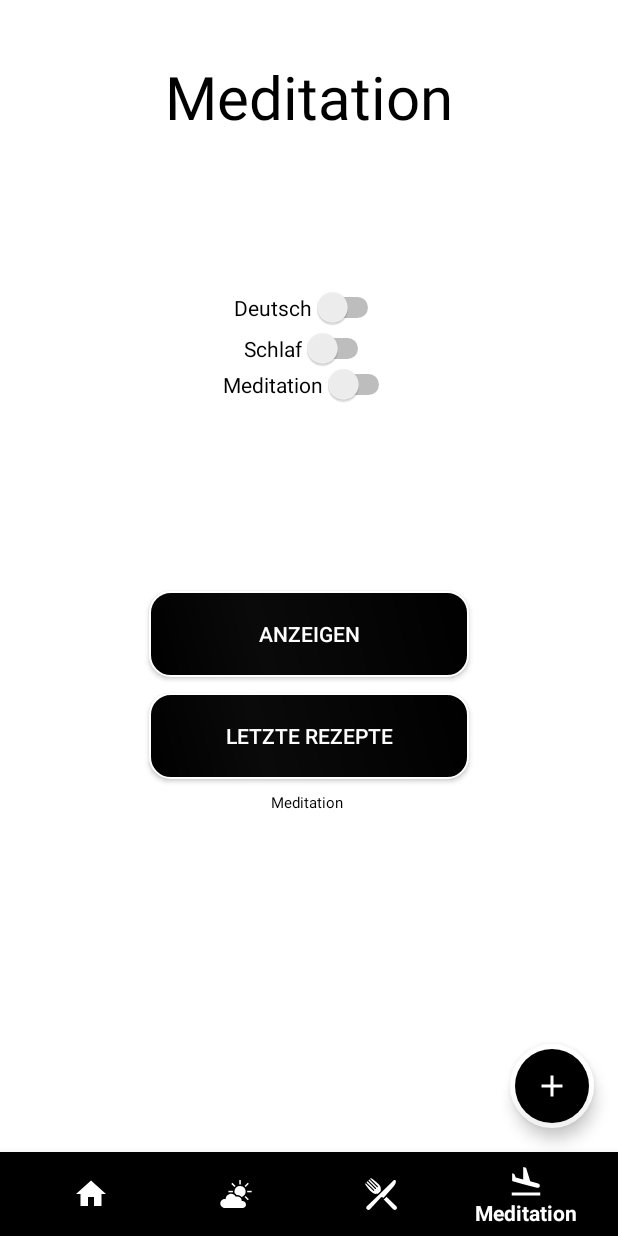
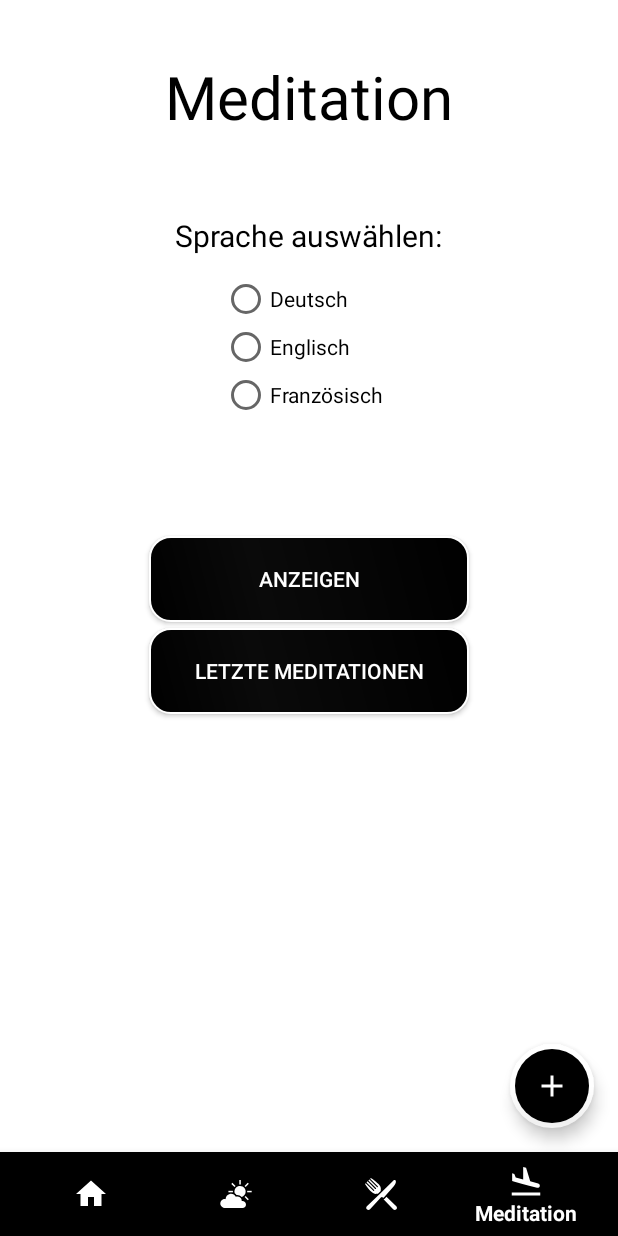
Before and after one commit to Anthony1198/HomeBalance, an Android app: the MainActivity screen opened directly, with no data from a screen before it, item 4 of the bottom bar chosen, on a phone screen of 412 x 824 dp. Run offline under Robolectric (Android 15) with nearby library versions, the phone set to English and light mode, and no system bars; our stand-ins replace Picasso; pictures from the network do not load; 2 statements that could not run were skipped.

Commit message:
Meditation komplett fertiggestellt

```diff
--- /dev/null
+++ b/app/src/main/java/com/example/HomeBalance/DatenbankHelferMeditation.java
@@ -0,0 +1,115 @@
+package com.example.HomeBalance;
+
+import android.content.ContentValues;
+import android.content.Context;
+import android.database.Cursor;
+import android.database.sqlite.SQLiteDatabase;
+import android.database.sqlite.SQLiteOpenHelper;
+import android.util.Log;
+
+/**
+ * Datenbankklasse für die Daten der Frau
+ */
+
+public class DatenbankHelferMeditation extends SQLiteOpenHelper {
+
+    /**
+     * Variablen Deklaration
+     */
+
+    private static final String TABLE_NAME = "Mediationsdaten";
+    private static final String COL1 = "ID";
+    private static final String COL2 = "audio1title";
+    private static final String COL3 = "audio1image";
+    private static final String COL4 = "audio1audio";
+    private static final String COL5 = "audio2title";
+    private static final String COL6 = "audio2image";
+    private static final String COL7 = "audio2audio";
+    private static final String COL8 = "audio3title";
+    private static final String COL9 = "audio3image";
+    private static final String COL10 = "audio3audio";
+
+    private static final String TAG = "DatenbankEingabe";
+
+
+    public DatenbankHelferMeditation(Context context) {
+        super(context, TABLE_NAME, null, 1);
+    }
+
+    @Override
+    public void onCreate(SQLiteDatabase db) {
+        String createTable = "CREATE TABLE " + TABLE_NAME + " (ID INTEGER PRIMARY KEY AUTOINCREMENT, " +
+                COL2 + " TEXT," + COL3 + " TEXT," + COL4 + " TEXT," + COL5 + " TEXT," + COL6 + " TEXT,"+ COL7 + " TEXT,"+ COL8 + " TEXT,"+ COL9 + " TEXT," + COL10 + " TEXT)";
+        db.execSQL(createTable);
+    }
+
+    @Override
+    public void onUpgrade(SQLiteDatabase db, int i, int i1) {
+        db.execSQL("DROP IF TABLE EXISTS " + TABLE_NAME);
+        onCreate(db);
+    }
+
+    /**
+     * Fügt die mitgegeben Daten in die Datenbank hinzu
+     * @return Boolean ob Daten erfolgreich gespeichert wurden
+     */
+
+    public boolean addData(String item, String item2, String item3, String item4, String item5, String item6, String item7, String item8, String item9) {
+        SQLiteDatabase db = this.getWritableDatabase();
+        ContentValues contentValues = new ContentValues();
+        contentValues.put(COL2, item);
+        contentValues.put(COL3, item2);
+        contentValues.put(COL4, item3);
+        contentValues.put(COL5, item4);
+        contentValues.put(COL6, item5);
+        contentValues.put(COL7, item6);
+        contentValues.put(COL8, item7);
+        contentValues.put(COL9, item8);
+        contentValues.put(COL10, item9);
+
+
+        Log.d(TAG, "addData: Adding " + item + " to " + TABLE_NAME);
+
+        long result = db.insert(TABLE_NAME, null, contentValues);
+
+        //if date as inserted incorrectly it will return -1
+        if (result == -1) {
+            return false;
+        } else {
+            return true;
+        }
+    }
+
+    /**
+     * Gibt alle Daten zurück von der Datenbank
+     * @return Cursor-Objekt mit Datenbank-Daten
+     */
+    public Cursor getData(){
+        SQLiteDatabase db = this.getWritableDatabase();
+        String query = "SELECT * FROM " + TABLE_NAME;
+        Cursor data = db.rawQuery(query, null);
+        return data;
+    }
+
+    /**
+     * Zählt Anzahl der Tabellen-Zeilen
+     * @return Anzahl Zeilen
+     */
+    public int getRowsCount() {
+        String countQuery = "SELECT  * FROM " + TABLE_NAME;
+        SQLiteDatabase db = this.getReadableDatabase();
+        Cursor cursor = db.rawQuery(countQuery, null);
+        int count = cursor.getCount();
+        cursor.close();
+        return count;
+    }
+
+
+    /**
+     * Datenbank wird gelöscht
+     */
+    public void löscheDB() {
+        SQLiteDatabase db = this.getWritableDatabase();
+        db.execSQL("delete from "+ TABLE_NAME);
+    }
+}
--- a/app/src/main/java/com/example/HomeBalance/MainActivity.java
+++ b/app/src/main/java/com/example/HomeBalance/MainActivity.java
@@ -51,13 +51,13 @@ public class MainActivity extends AppCompatActivity {
                             selectedFragment = new HomeFragment();
                             break;
                         case R.id.nav_meditation:
-                            selectedFragment = new MeditationFragment();
+                            selectedFragment = new MeditationSucheFragment();
                             break;
                         case R.id.nav_wetter:
                             selectedFragment = new WetterFragment();
                             break;
                         case R.id.nav_rezepte:
-                            selectedFragment = new RezepteEinstellungenFragment();
+                            selectedFragment = new RezepteSucheFragment();
                             break;
 
                     }
--- a/app/src/main/java/com/example/HomeBalance/MeditationFragment.java
+++ b/app/src/main/java/com/example/HomeBalance/MeditationSucheFragment.java
@@ -1,18 +1,24 @@
 package com.example.HomeBalance;
 
 import android.content.Context;
+import android.content.Intent;
 import android.net.ConnectivityManager;
+import android.net.Uri;
 import android.os.Bundle;
 import android.view.LayoutInflater;
 import android.view.View;
 import android.view.ViewGroup;
 import android.widget.Button;
+import android.widget.ImageButton;
+import android.widget.RadioButton;
 import android.widget.TextView;
 import android.widget.Toast;
 
 import androidx.annotation.NonNull;
 import androidx.annotation.Nullable;
 import androidx.fragment.app.Fragment;
+
+import com.squareup.picasso.Picasso;
 
 import org.json.JSONArray;
 import org.json.JSONObject;
@@ -23,20 +29,33 @@ import java.io.InputStreamReader;
 import java.net.HttpURLConnection;
 import java.net.URL;
 
-public class MeditationFragment extends Fragment {
+public class MeditationSucheFragment extends Fragment {
 
     Button anzeigenNeue2, anzeigenLetzte2;
-    String urlMitName, line;
-    TextView test;
+    String urlMitName;
+    RadioButton radioDeutsch, radioEnglisch, radioFranz;
+    String [] audio1, audio2, audio3;
+    Boolean deutschBoolean, englischBoolean, franzBoolean;
+    DatenbankHelferMeditation datenbankMeditation;
 
     @Nullable
     @Override
     public View onCreateView(@NonNull LayoutInflater inflater, @Nullable ViewGroup container, @Nullable Bundle savedInstanceState) {
-        View view = inflater.inflate(R.layout.fragment_meditation, container, false);
+        View view = inflater.inflate(R.layout.fragment_meditationsuche, container, false);
 
-        test = (TextView) view.findViewById(R.id.test);
+        datenbankMeditation = new DatenbankHelferMeditation(getActivity());
+
+        audio1 = new String[3];
+        audio2 = new String[3];
+        audio3 = new String[3];
+
+        radioDeutsch = (RadioButton) view.findViewById(R.id.radioDeutsch);
+        radioEnglisch = (RadioButton) view.findViewById(R.id.radioEnglisch);
+        radioFranz = (RadioButton) view.findViewById(R.id.radioFranz);
         anzeigenLetzte2 = (Button) view.findViewById(R.id.anzeigenLetzte2);
         anzeigenNeue2 = (Button) view.findViewById(R.id.anzeigenNeue2);
+
+
 
         anzeigenNeue2.setOnClickListener(new View.OnClickListener() {
             @Override
@@ -44,24 +63,30 @@ public class MeditationFragment extends Fragment {
                 if (isOnline() == false) {
                     toastMessage("Keine Internetverbindung!");
                 } else {
-                    urlMitName = "http://192.168.178.62:8080/api/meditation?search=Schlaf%20Meditation&language=German";
+
+                    urlZusammenstellung();
 
                     toastMessage("Daten werden verarbeitet!");
 
                     // Ausführung des Hintergrund-Thread mit HTTP-Request
-                    MeditationFragment.MeinHintergrundThread mht = new MeditationFragment.MeinHintergrundThread();
+                    MeditationSucheFragment.MeinHintergrundThread mht = new MeditationSucheFragment.MeinHintergrundThread();
                     mht.start();
-
-                    //Fragment mFragment = new RezepteAnzeigenFragment();
-                    //getActivity().getSupportFragmentManager().beginTransaction().replace(R.id.fragment_container, mFragment).commit();
+                    try {
+                        mht.join();
+                    } catch (InterruptedException e) {
+                        e.printStackTrace();
+                    }
+                    Fragment mFragment = new MeditationAnzeigenFragment();
+                    getActivity().getSupportFragmentManager().beginTransaction().replace(R.id.fragment_container, mFragment).commit();
                 }
             }
         });
 
+
         anzeigenLetzte2.setOnClickListener(new View.OnClickListener() {
             @Override
             public void onClick(View v) {
-                Fragment mFragment = new RezepteAnzeigenFragment();
+                Fragment mFragment = new MeditationAnzeigenFragment();
                 getActivity().getSupportFragmentManager().beginTransaction().replace(R.id.fragment_container, mFragment).commit();
             }
         });
@@ -71,6 +96,25 @@ public class MeditationFragment extends Fragment {
         return view;
     }
 
+    private void urlZusammenstellung() {
+        urlMitName = "http://192.168.178.62:8080/api/meditation?search=Meditation&language=";
+
+        deutschBoolean = radioDeutsch.isChecked();
+        englischBoolean = radioEnglisch.isChecked();
+        franzBoolean = radioFranz.isChecked();
+
+
+        if (deutschBoolean == true) {
+            urlMitName = urlMitName + "German";
+        }
+        if (englischBoolean == true) {
+            urlMitName = urlMitName + "English";
+        }
+        if (franzBoolean == true) {
+            urlMitName = urlMitName + "French";
+        }
+    }
+
     private class MeinHintergrundThread extends Thread {
 
         @Override
@@ -78,8 +122,7 @@ public class MeditationFragment extends Fragment {
             try {
                 String jsonDocument = holeMeditationsDaten();
                 parseJSON(jsonDocument);
-                test.setText(jsonDocument);
-
+                AddDataMeditation(audio1[0], audio1[1], audio1[2], audio2[0], audio2[1], audio2[2], audio3[0], audio3[1], audio3[2]);
 
             } catch (Exception ex) {
                 System.out.println(ex.getMessage());
@@ -102,10 +145,23 @@ public class MeditationFragment extends Fragment {
         JSONObject jsonObject = new JSONObject(jsonString);
         JSONArray results = jsonObject.getJSONArray("results");
         JSONObject result1 = results.getJSONObject(0);
+        JSONObject result2 = results.getJSONObject(1);
+        JSONObject result3 = results.getJSONObject(2);
 
-        String a = result1.getString("link");
 
-        test.setText(a);
+        audio1[0] = result1.getString("title_original");
+        audio1[1] = result1.getString("image");
+        audio1[2] = result1.getString("audio");
+
+        audio2[0] = result2.getString("title_original");
+        audio2[1] = result2.getString("image");
+        audio2[2] = result2.getString("audio");
+
+        audio3[0] = result3.getString("title_original");
+        audio3[1] = result3.getString("image");
+        audio3[2] = result3.getString("audio");
+
+        System.out.println(audio1[0] + " " + audio1[1] + " " + audio1[2] + "\n" + audio2[0] + " " + audio2[1] + " " + audio2[1] + "\n" + audio3[0] + " " + audio3[1] + " " + audio3[1]);
     }
 
 
@@ -128,9 +184,11 @@ public class MeditationFragment extends Fragment {
             InputStreamReader ris = new InputStreamReader(is);
             BufferedReader reader = new BufferedReader(ris);
 
-            httpErgebnisDokument = reader.readLine();
+            String output;
+            while ((output = reader.readLine()) != null){
+                httpErgebnisDokument += output;
+            }
         }
-        System.out.println(httpErgebnisDokument);
         return httpErgebnisDokument;
 
     }
@@ -148,4 +206,17 @@ public class MeditationFragment extends Fragment {
     private void toastMessage(String message) {
         Toast.makeText(getActivity(), message, Toast.LENGTH_SHORT).show();
     }
+
+    /**
+     * Daten werden für Speicherung an die Wetter-Datenbank weitergeleitet
+     */
+    private void AddDataMeditation(String newEntry, String newEntry2, String newEntry3, String newEntry4, String newEntry5, String newEntry6, String newEntry7, String newEntry8, String newEntry9) {
+        boolean insertData = datenbankMeditation.addData(newEntry, newEntry2, newEntry3, newEntry4, newEntry5, newEntry6, newEntry7, newEntry8, newEntry9);
+
+        if (insertData) {
+            //toastMessage("Daten wurden erfolgreich gespeichert!");
+        } else {
+            toastMessage("Etwas ist schief gelaufen :(");
+        }
+    }
 }
--- a/app/src/main/res/layout/fragment_meditation.xml
+++ /dev/null
@@ -1,102 +0,0 @@
-<?xml version="1.0" encoding="utf-8"?>
-<ScrollView xmlns:android="http://schemas.android.com/apk/res/android"
-    xmlns:app="http://schemas.android.com/apk/res-auto"
-    xmlns:tools="http://schemas.android.com/tools"
-    android:layout_width="match_parent"
-    android:layout_height="match_parent"
-    android:fillViewport="true"
-    android:background="@android:color/background_light">
-
-
-    <androidx.constraintlayout.widget.ConstraintLayout
-        android:layout_width="match_parent"
-        android:layout_height="match_parent">
-
-        <TextView
-            android:id="@+id/meditation2"
-            android:layout_width="wrap_content"
-            android:layout_height="wrap_content"
-            android:layout_marginTop="37dp"
-            android:text="Meditation"
-            android:textColor="#000000"
-            android:textSize="40dp"
-            app:layout_constraintEnd_toEndOf="parent"
-            app:layout_constraintStart_toStartOf="parent"
-            app:layout_constraintTop_toTopOf="parent" />
-
-
-        <Button
-            android:id="@+id/anzeigenNeue2"
-            android:layout_width="213dp"
-            android:layout_height="57dp"
-            android:layout_marginTop="124dp"
-            android:background="@drawable/buttonshape"
-            android:text="Anzeigen"
-            android:textColor="#FFFFFFFF"
-            app:layout_constraintEnd_toEndOf="parent"
-            app:layout_constraintStart_toStartOf="parent"
-            app:layout_constraintTop_toBottomOf="@+id/meditation" />
-
-
-        <Button
-            android:id="@+id/anzeigenLetzte2"
-            android:layout_width="213dp"
-            android:layout_height="57dp"
-            android:layout_marginTop="192dp"
-            android:background="@drawable/buttonshape"
-            android:text="Letzte Rezepte"
-            android:textColor="#FFFFFFFF"
-            app:layout_constraintEnd_toEndOf="parent"
-            app:layout_constraintStart_toStartOf="parent"
-            app:layout_constraintTop_toBottomOf="@+id/meditation" />
-
-        <Switch
-            android:id="@+id/deutsch"
-            android:layout_width="wrap_content"
-            android:layout_height="wrap_content"
-            android:layout_marginTop="100dp"
-            android:text="Deutsch"
-            app:layout_constraintEnd_toEndOf="parent"
-            app:layout_constraintStart_toStartOf="parent"
-            app:layout_constraintTop_toBottomOf="@+id/meditation2"
-            tools:layout_editor_absoluteX="169dp" />
-
-        <Switch
-            android:id="@+id/schlaf"
-            android:layout_width="wrap_content"
-            android:layout_height="wrap_content"
-            android:layout_marginTop="27dp"
-            android:text="Schlaf"
-            app:layout_constraintEnd_toEndOf="parent"
-            app:layout_constraintStart_toStartOf="parent"
-            app:layout_constraintTop_toTopOf="@+id/deutsch"
-            tools:layout_editor_absoluteX="169dp" />
-
-        <Switch
-            android:id="@+id/meditation"
-            android:layout_width="wrap_content"
-            android:layout_height="wrap_content"
-            android:layout_marginTop="24dp"
-            android:text="Meditation"
-            app:layout_constraintEnd_toEndOf="parent"
-            app:layout_constraintStart_toStartOf="parent"
-            app:layout_constraintTop_toBottomOf="@+id/deutsch"
-            tools:layout_editor_absoluteX="169dp" />
-
-        <TextView
-            android:id="@+id/test"
-            android:layout_width="wrap_content"
-            android:layout_height="wrap_content"
-            android:layout_marginTop="528dp"
-            android:text="Meditation"
-            android:textColor="#000000"
-            android:textSize="10dp"
-            app:layout_constraintEnd_toEndOf="parent"
-            app:layout_constraintHorizontal_bias="0.497"
-            app:layout_constraintStart_toStartOf="parent"
-            app:layout_constraintTop_toTopOf="parent" />
-
-
-    </androidx.constraintlayout.widget.ConstraintLayout>
-
-</ScrollView>
--- /dev/null
+++ b/app/src/main/res/layout/fragment_meditationsuche.xml
@@ -0,0 +1,97 @@
+<?xml version="1.0" encoding="utf-8"?>
+<ScrollView xmlns:android="http://schemas.android.com/apk/res/android"
+    xmlns:app="http://schemas.android.com/apk/res-auto"
+    xmlns:tools="http://schemas.android.com/tools"
+    android:layout_width="match_parent"
+    android:layout_height="match_parent"
+    android:fillViewport="true"
+    android:background="@android:color/background_light">
+
+
+    <androidx.constraintlayout.widget.ConstraintLayout
+        android:layout_width="match_parent"
+        android:layout_height="match_parent">
+
+        <TextView
+            android:id="@+id/meditation2"
+            android:layout_width="wrap_content"
+            android:layout_height="wrap_content"
+            android:layout_marginTop="37dp"
+            android:text="Meditation"
+            android:textColor="#000000"
+            android:textSize="40dp"
+            app:layout_constraintEnd_toEndOf="parent"
+            app:layout_constraintStart_toStartOf="parent"
+            app:layout_constraintTop_toTopOf="parent" />
+
+
+        <TextView
+            android:id="@+id/radioSprache"
+            android:layout_width="wrap_content"
+            android:layout_height="wrap_content"
+            android:layout_marginTop="52dp"
+            android:text="Sprache auswählen:"
+            android:textColor="#000000"
+            android:textSize="20dp"
+            app:layout_constraintEnd_toEndOf="parent"
+            app:layout_constraintStart_toStartOf="parent"
+            app:layout_constraintTop_toBottomOf="@+id/meditation2" />
+
+        <Button
+            android:id="@+id/anzeigenNeue2"
+            android:layout_width="213dp"
+            android:layout_height="57dp"
+            android:layout_marginTop="16dp"
+            android:background="@drawable/buttonshape"
+            android:text="Anzeigen"
+            android:textColor="#FFFFFFFF"
+            app:layout_constraintEnd_toEndOf="parent"
+            app:layout_constraintStart_toStartOf="parent"
+            app:layout_constraintTop_toBottomOf="@+id/radioGroup" />
+
+        <Button
+            android:id="@+id/anzeigenLetzte2"
+            android:layout_width="213dp"
+            android:layout_height="57dp"
+            android:layout_marginTop="4dp"
+            android:background="@drawable/buttonshape"
+            android:text="Letzte Meditationen"
+            android:textColor="#FFFFFFFF"
+            app:layout_constraintEnd_toEndOf="parent"
+            app:layout_constraintStart_toStartOf="parent"
+            app:layout_constraintTop_toBottomOf="@+id/anzeigenNeue2" />
+
+        <RadioGroup
+            android:id="@+id/radioGroup"
+            android:layout_width="116dp"
+            android:layout_height="158dp"
+            android:layout_marginTop="92dp"
+            app:layout_constraintEnd_toEndOf="parent"
+            app:layout_constraintStart_toStartOf="parent"
+            app:layout_constraintTop_toBottomOf="@+id/meditation2">
+
+
+            <RadioButton
+                android:id="@+id/radioDeutsch"
+                android:layout_width="match_parent"
+                android:layout_height="wrap_content"
+                android:text="Deutsch" />
+
+            <RadioButton
+                android:id="@+id/radioEnglisch"
+                android:layout_width="match_parent"
+                android:layout_height="wrap_content"
+                android:text="Englisch" />
+
+            <RadioButton
+                android:id="@+id/radioFranz"
+                android:layout_width="match_parent"
+                android:layout_height="wrap_content"
+                android:text="Französisch" />
+
+        </RadioGroup>
+
+
+    </androidx.constraintlayout.widget.ConstraintLayout>
+
+</ScrollView>
--- a/app/src/main/res/layout/fragment_wetter.xml
+++ b/app/src/main/res/layout/fragment_wetter.xml
@@ -41,7 +41,7 @@
                 android:layout_width="277dp"
                 android:layout_height="75dp"
                 android:layout_marginTop="60dp"
-                android:text="TextView"
+                android:textColor="#000000"
                 app:layout_constraintEnd_toEndOf="parent"
                 app:layout_constraintStart_toStartOf="parent"
                 app:layout_constraintTop_toBottomOf="@+id/wetterDay" />
@@ -51,7 +51,7 @@
                 android:layout_width="287dp"
                 android:layout_height="89dp"
                 android:layout_marginTop="88dp"
-                android:text="TextView"
+                android:textColor="#000000"
                 app:layout_constraintEnd_toEndOf="parent"
                 app:layout_constraintStart_toStartOf="parent"
                 app:layout_constraintTop_toBottomOf="@+id/wetter" />
--- a/app/src/main/res/values/strings.xml
+++ b/app/src/main/res/values/strings.xml
@@ -11,9 +11,9 @@
     <string name="hello_second_fragment">Hello second fragment. Arg: %1$s</string>
 
     <!-- Strings für das App Intro -->
-    <string name="introTitle1">Willkommen bei HomeBalance!</string>
+    <string name="introTitle1">Willkommen bei Balanced!</string>
     <string name="introTitle2">Daten eingeben und Unterstützung erhalten</string>
-    <string name="introDescr1">HomeBalance trägt zur Balance deiner Arbeits- Lebens- Schlaf- und Aktivitätszeiten bei.</string>
+    <string name="introDescr1">Balanced trägt zur Balance deiner Arbeits- Lebens- Schlaf- und Aktivitätszeiten bei.</string>
     <string name="introDescr2">Durch unser intelligentes System erhälst du täglich an dich angepasste Vorschläge, um deinen Alltag zu strukturieren, auszugleichen und vieles Mehr!</string>
     <string name="HTTPS">HTTP Conecction funktioniert nicht!</string>
 </resources>
```
Also changed, not shown: app/src/main/java/com/example/HomeBalance/MeditationAnzeigenFragment.java (added, +135 -0 lines), app/src/main/java/com/example/HomeBalance/RezepteSucheFragment.java (renamed from app/src/main/java/com/example/HomeBalance/RezepteEinstellungenFragment.java, +12 -13 lines), app/src/main/res/layout/fragement_meditationanzeigen.xml (added, +99 -0 lines), app/src/main/res/layout/fragment_rezeptesuchen.xml (renamed from app/src/main/res/layout/fragment_rezepteeinstellen.xml).
